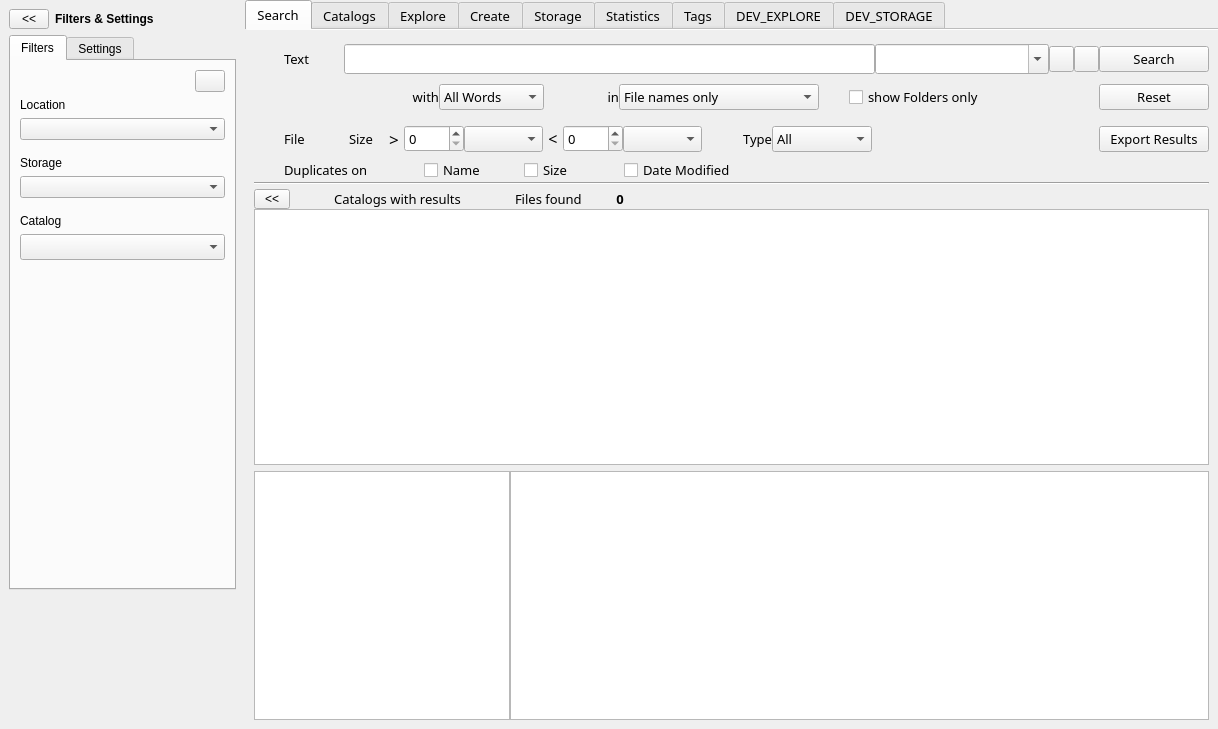
This is mainwindow.ui in StephaneCouturier/Katalog as Qt 5 draws it before an edit. The edited form follows.
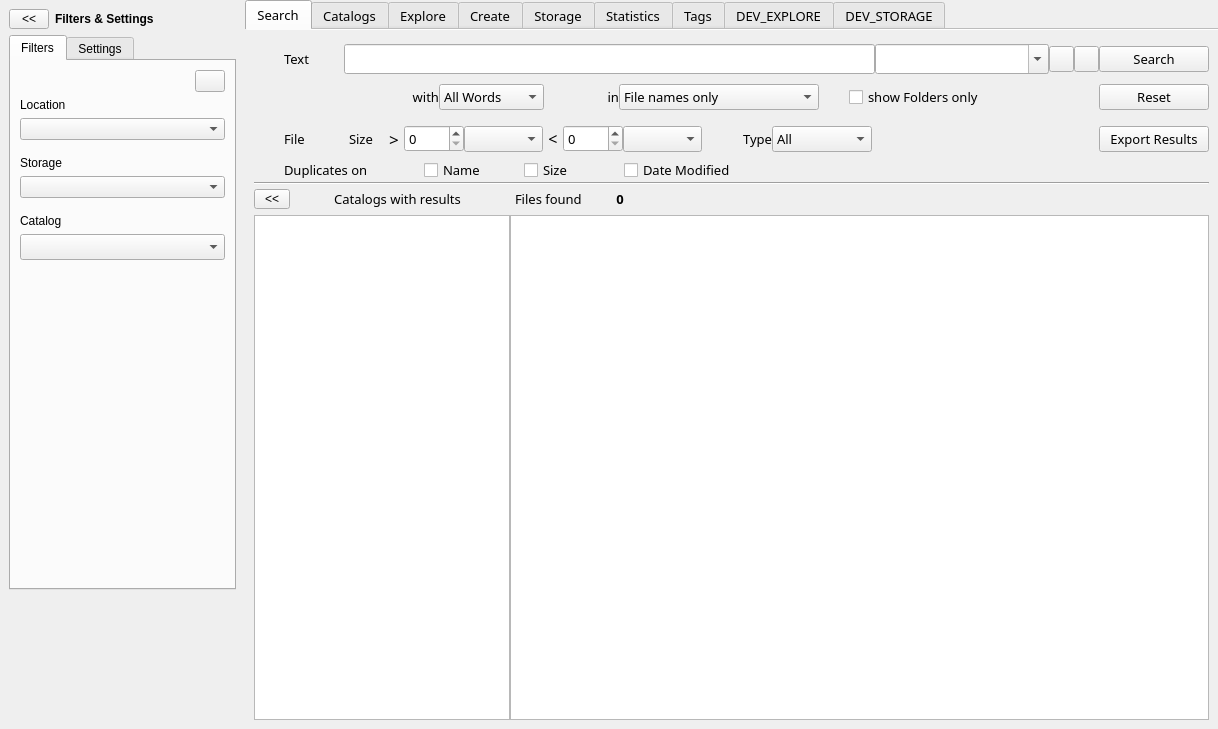
This is the edited form. Icons and pictures are not drawn. Custom widgets are drawn as their Qt base class.

Commit message: https://github.com/StephaneCouturier/Katalog/issues/171

What changed in the file:
```diff
--- a/mainwindow.ui
+++ b/mainwindow.ui
@@ -2061,9 +2061,6 @@
             </item>
            </layout>
           </item>
-          <item>
-           <widget class="QUndoView" name="undoView"/>
-          </item>
           <item>
            <layout class="QHBoxLayout" name="Search_horizontalLayout_Results" stretch="0,0">
             <property name="sizeConstraint">
```
